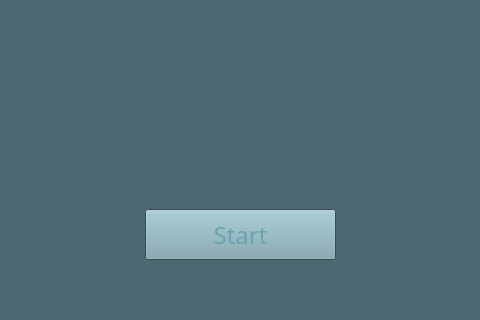
Qt form EPL445_Project/SecurityCameraStart.ui (eeliad0/EPL445_Homeworks) before a commit; both pictures show x 275 to 755 and y 391 to 711 of the 1044 by 711 pixel window.
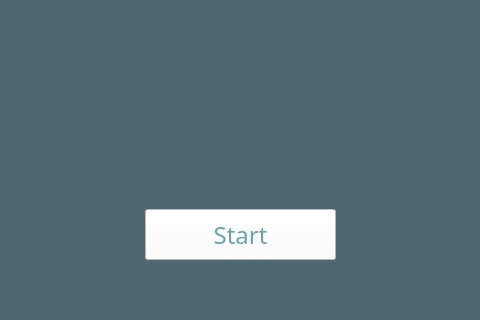
The same form after that commit. Icons and pictures are not drawn.

What changed in the file:
```diff
--- a/EPL445_Project/SecurityCameraStart.ui
+++ b/EPL445_Project/SecurityCameraStart.ui
@@ -25,9 +25,9 @@
      <colorrole role="Button">
       <brush brushstyle="SolidPattern">
        <color alpha="255">
-        <red>124</red>
-        <green>162</green>
-        <blue>172</blue>
+        <red>78</red>
+        <green>104</green>
+        <blue>114</blue>
        </color>
       </brush>
      </colorrole>
@@ -97,9 +97,9 @@
      <colorrole role="Base">
       <brush brushstyle="SolidPattern">
        <color alpha="255">
-        <red>255</red>
-        <green>255</green>
-        <blue>255</blue>
+        <red>78</red>
+        <green>104</green>
+        <blue>114</blue>
        </color>
       </brush>
      </colorrole>
@@ -162,9 +162,9 @@
      <colorrole role="Button">
       <brush brushstyle="SolidPattern">
        <color alpha="255">
-        <red>124</red>
-        <green>162</green>
-        <blue>172</blue>
+        <red>78</red>
+        <green>104</green>
+        <blue>114</blue>
        </color>
       </brush>
      </colorrole>
@@ -234,9 +234,9 @@
      <colorrole role="Base">
       <brush brushstyle="SolidPattern">
        <color alpha="255">
-        <red>255</red>
-        <green>255</green>
-        <blue>255</blue>
+        <red>78</red>
+        <green>104</green>
+        <blue>114</blue>
        </color>
       </brush>
      </colorrole>
@@ -299,9 +299,9 @@
      <colorrole role="Button">
       <brush brushstyle="SolidPattern">
        <color alpha="255">
-        <red>124</red>
-        <green>162</green>
-        <blue>172</blue>
+        <red>78</red>
+        <green>104</green>
+        <blue>114</blue>
        </color>
       </brush>
      </colorrole>
@@ -432,89 +432,9 @@
    <iconset>
     <normaloff>eye.png</normaloff>eye.png</iconset>
   </property>
-  <widget class="QLabel" name="Lock_labelHome">
-   <property name="geometry">
-    <rect>
-     <x>350</x>
-     <y>240</y>
-     <width>331</width>
-     <height>311</height>
-    </rect>
-   </property>
-   <property name="palette">
-    <palette>
-     <active>
-      <colorrole role="Base">
-       <brush brushstyle="SolidPattern">
-        <color alpha="255">
-         <red>255</red>
-         <green>255</green>
-         <blue>255</blue>
-        </color>
-       </brush>
-      </colorrole>
-      <colorrole role="Window">
-       <brush brushstyle="SolidPattern">
-        <color alpha="255">
-         <red>78</red>
-         <green>104</green>
-         <blue>114</blue>
-        </color>
-       </brush>
-      </colorrole>
-     </active>
-     <inactive>
-      <colorrole role="Base">
-       <brush brushstyle="SolidPattern">
-        <color alpha="255">
-         <red>255</red>
-         <green>255</green>
-         <blue>255</blue>
-        </color>
-       </brush>
-      </colorrole>
-      <colorrole role="Window">
-       <brush brushstyle="SolidPattern">
-        <color alpha="255">
-         <red>78</red>
-         <green>104</green>
-         <blue>114</blue>
-        </color>
-       </brush>
-      </colorrole>
-     </inactive>
-     <disabled>
-      <colorrole role="Base">
-       <brush brushstyle="SolidPattern">
-        <color alpha="255">
-         <red>78</red>
-         <green>104</green>
-         <blue>114</blue>
-        </color>
-       </brush>
-      </colorrole>
-      <colorrole role="Window">
-       <brush brushstyle="SolidPattern">
-        <color alpha="255">
-         <red>78</red>
-         <green>104</green>
-         <blue>114</blue>
-        </color>
-       </brush>
-      </colorrole>
-     </disabled>
-    </palette>
-   </property>
-   <property name="text">
-    <string/>
-   </property>
-   <property name="pixmap">
-    <pixmap>lock.png</pixmap>
-   </property>
-   <property name="scaledContents">
-    <bool>true</bool>
-   </property>
-  </widget>
+  <property name="styleSheet">
+   <string notr="true">background-color:rgb(78,104,114)</string>
+  </property>
   <widget class="QLabel" name="SecurityCameraLabelHome">
    <property name="geometry">
     <rect>
@@ -585,6 +505,15 @@
    <property name="palette">
     <palette>
      <active>
+      <colorrole role="Button">
+       <brush brushstyle="SolidPattern">
+        <color alpha="255">
+         <red>255</red>
+         <green>255</green>
+         <blue>255</blue>
+        </color>
+       </brush>
+      </colorrole>
       <colorrole role="ButtonText">
        <brush brushstyle="SolidPattern">
         <color alpha="255">
@@ -597,14 +526,32 @@
       <colorrole role="Base">
        <brush brushstyle="SolidPattern">
         <color alpha="255">
-         <red>195</red>
-         <green>204</green>
-         <blue>206</blue>
+         <red>255</red>
+         <green>255</green>
+         <blue>255</blue>
+        </color>
+       </brush>
+      </colorrole>
+      <colorrole role="Window">
+       <brush brushstyle="SolidPattern">
+        <color alpha="255">
+         <red>255</red>
+         <green>255</green>
+         <blue>255</blue>
         </color>
        </brush>
       </colorrole>
      </active>
      <inactive>
+      <colorrole role="Button">
+       <brush brushstyle="SolidPattern">
+        <color alpha="255">
+         <red>255</red>
+         <green>255</green>
+         <blue>255</blue>
+        </color>
+       </brush>
+      </colorrole>
       <colorrole role="ButtonText">
        <brush brushstyle="SolidPattern">
         <color alpha="255">
@@ -617,14 +564,32 @@
       <colorrole role="Base">
        <brush brushstyle="SolidPattern">
         <color alpha="255">
-         <red>195</red>
-         <green>204</green>
-         <blue>206</blue>
+         <red>255</red>
+         <green>255</green>
+         <blue>255</blue>
+        </color>
+       </brush>
+      </colorrole>
+      <colorrole role="Window">
+       <brush brushstyle="SolidPattern">
+        <color alpha="255">
+         <red>255</red>
+         <green>255</green>
+         <blue>255</blue>
         </color>
        </brush>
       </colorrole>
      </inactive>
      <disabled>
+      <colorrole role="Button">
+       <brush brushstyle="SolidPattern">
+        <color alpha="255">
+         <red>255</red>
+         <green>255</green>
+         <blue>255</blue>
+        </color>
+       </brush>
+      </colorrole>
       <colorrole role="ButtonText">
        <brush brushstyle="SolidPattern">
         <color alpha="255">
@@ -637,9 +602,18 @@
       <colorrole role="Base">
        <brush brushstyle="SolidPattern">
         <color alpha="255">
-         <red>78</red>
-         <green>104</green>
-         <blue>114</blue>
+         <red>255</red>
+         <green>255</green>
+         <blue>255</blue>
+        </color>
+       </brush>
+      </colorrole>
+      <colorrole role="Window">
+       <brush brushstyle="SolidPattern">
+        <color alpha="255">
+         <red>255</red>
+         <green>255</green>
+         <blue>255</blue>
         </color>
        </brush>
       </colorrole>
@@ -652,6 +626,9 @@
      <pointsize>18</pointsize>
     </font>
    </property>
+   <property name="styleSheet">
+    <string notr="true">background-color:rgb(255,255,255)</string>
+   </property>
    <property name="text">
     <string>Start</string>
    </property>
```
Left out of the diff: 193 changed lines with no effect on the pictures.
